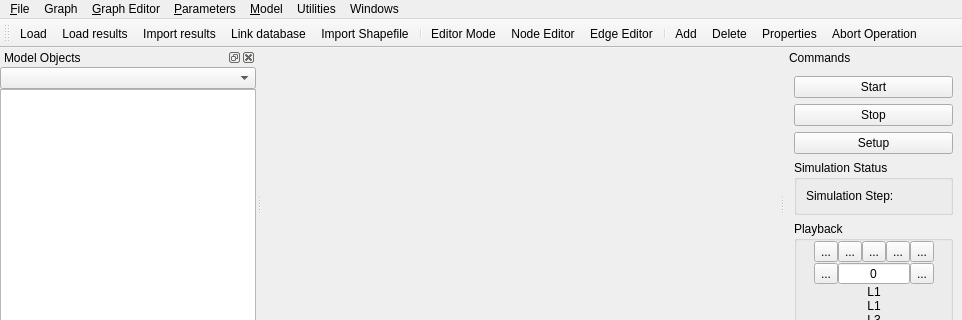
Old version of the form qtgui/mainwindow.ui in the repository frabas/DISPLACE_GUI; both pictures show x 0 to 962 and y 0 to 320 of the 962 by 692 pixel window.
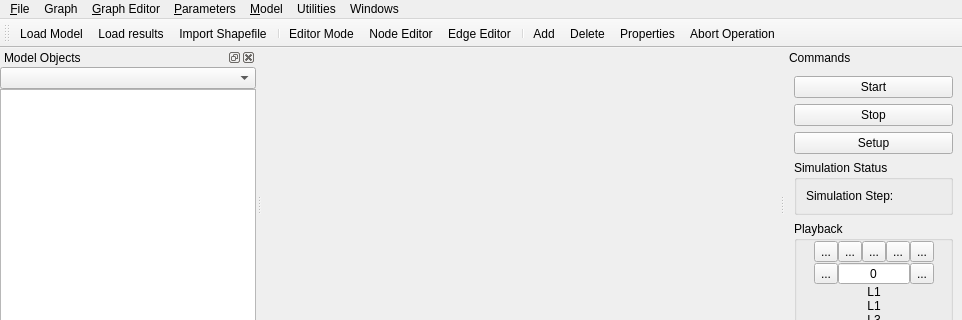
New version of the form. Icons and pictures are not drawn. Custom widgets are drawn as their Qt base class.

The edit to the form file:
```diff
--- a/qtgui/mainwindow.ui
+++ b/qtgui/mainwindow.ui
@@ -1466,8 +1466,6 @@
    </attribute>
    <addaction name="action_Load"/>
    <addaction name="actionLoad_results"/>
-   <addaction name="actionImport_results"/>
-   <addaction name="action_Link_database"/>
    <addaction name="actionImport_Shapefile"/>
    <addaction name="separator"/>
    <addaction name="actionGraph"/>
@@ -1485,7 +1483,7 @@
      <normaloff>:/icons/loadsim.png</normaloff>:/icons/loadsim.png</iconset>
    </property>
    <property name="text">
-    <string>&amp;Load...</string>
+    <string>&amp;Load Model...</string>
    </property>
   </action>
   <action name="actionScenario">
@@ -1524,24 +1522,6 @@
     <string>Load results...</string>
    </property>
   </action>
-  <action name="actionImport_results">
-   <property name="icon">
-    <iconset resource="qtgui.qrc">
-     <normaloff>:/icons/database.png</normaloff>:/icons/database.png</iconset>
-   </property>
-   <property name="text">
-    <string>Import results...</string>
-   </property>
-  </action>
-  <action name="action_Link_database">
-   <property name="icon">
-    <iconset resource="qtgui.qrc">
-     <normaloff>:/icons/link.png</normaloff>:/icons/link.png</iconset>
-   </property>
-   <property name="text">
-    <string>&amp;Link database...</string>
-   </property>
-  </action>
   <action name="actionConfiguration">
    <property name="icon">
     <iconset resource="qtgui.qrc">
```
Left out of the diff: 4 changed lines with no effect on the pictures.
